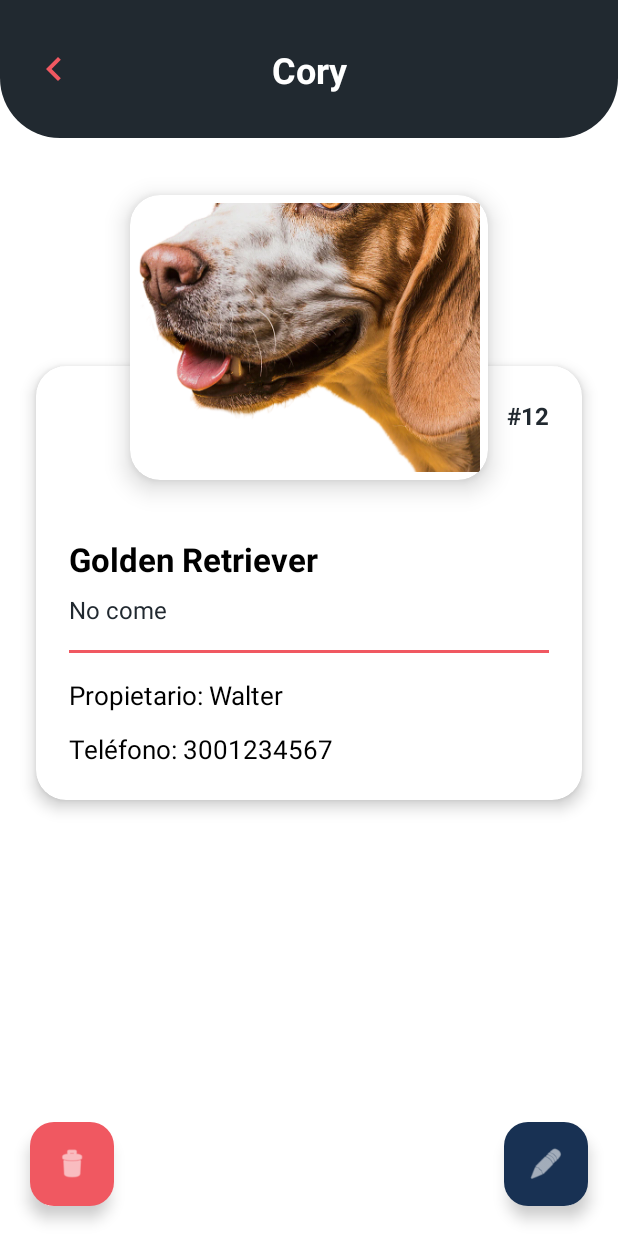
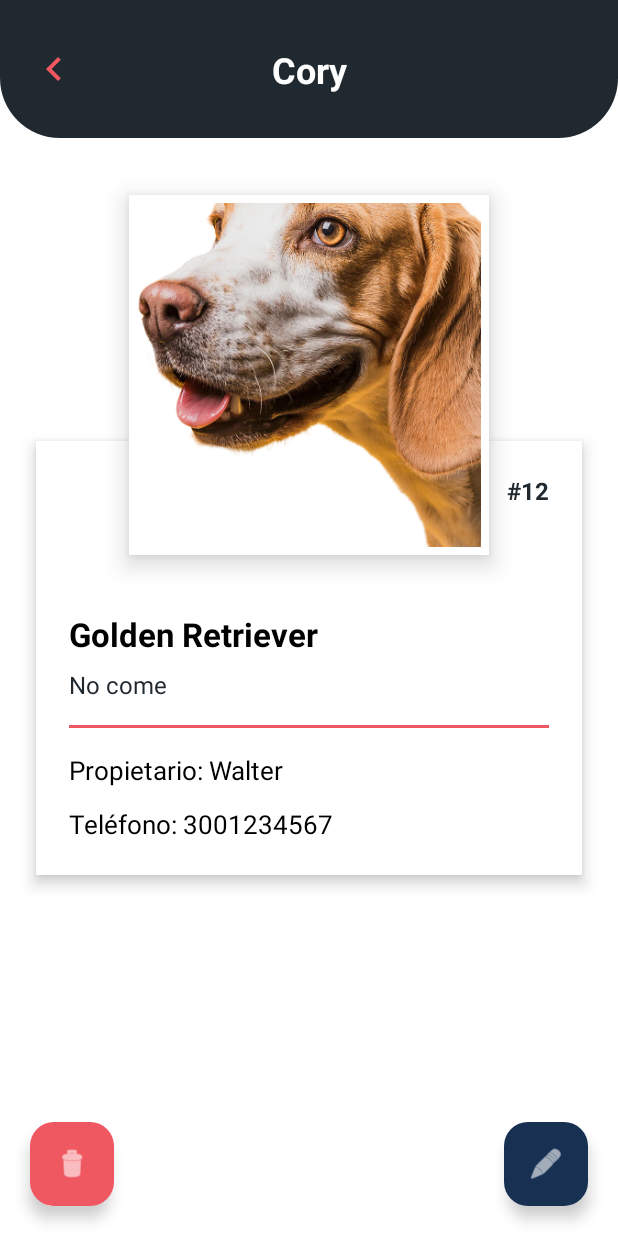
Before and after one commit to santi4914/equipoCuatro, an Android app: the layout fragment_detalle_cita.xml on its own in the app's theme, with its tools: preview values and no code run, on a phone screen of 412 x 824 dp. Run offline under Robolectric (Android 15) with nearby library versions, the phone set to English and light mode, and no system bars.

Commit message:
ui: updated detalle's card to align with HU images.

```diff
--- a/app/src/main/res/layout/fragment_detalle_cita.xml
+++ b/app/src/main/res/layout/fragment_detalle_cita.xml
@@ -49,15 +49,15 @@
 
         <androidx.cardview.widget.CardView
             android:id="@+id/cardImagen"
-            android:layout_width="0dp"
-            android:layout_height="190dp"
+            android:layout_width="240dp"
+            android:layout_height="240dp"
             android:layout_marginTop="38dp"
-            app:cardCornerRadius="20dp"
+            app:cardCornerRadius="0dp"
             app:cardElevation="10dp"
-            app:layout_constraintWidth_percent="0.58"
             app:layout_constraintEnd_toEndOf="parent"
             app:layout_constraintStart_toStartOf="parent"
-            app:layout_constraintTop_toBottomOf="@id/toolbarDetalle">
+            app:layout_constraintTop_toBottomOf="@id/toolbarDetalle"
+            app:layout_constraintWidth_percent="0.58">
 
             <ImageView
                 android:id="@+id/ivMascota"
@@ -77,7 +77,7 @@
             android:layout_marginEnd="24dp"
             android:translationY="-76dp"
             app:cardBackgroundColor="@color/white"
-            app:cardCornerRadius="20dp"
+            app:cardCornerRadius="0dp"
             app:cardElevation="6dp"
             app:layout_constraintEnd_toEndOf="parent"
             app:layout_constraintStart_toStartOf="parent"
```
